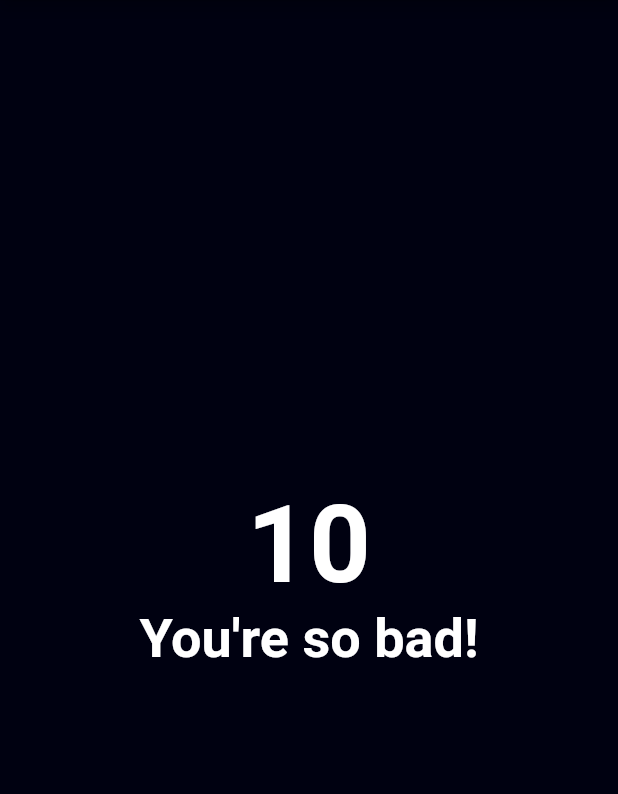
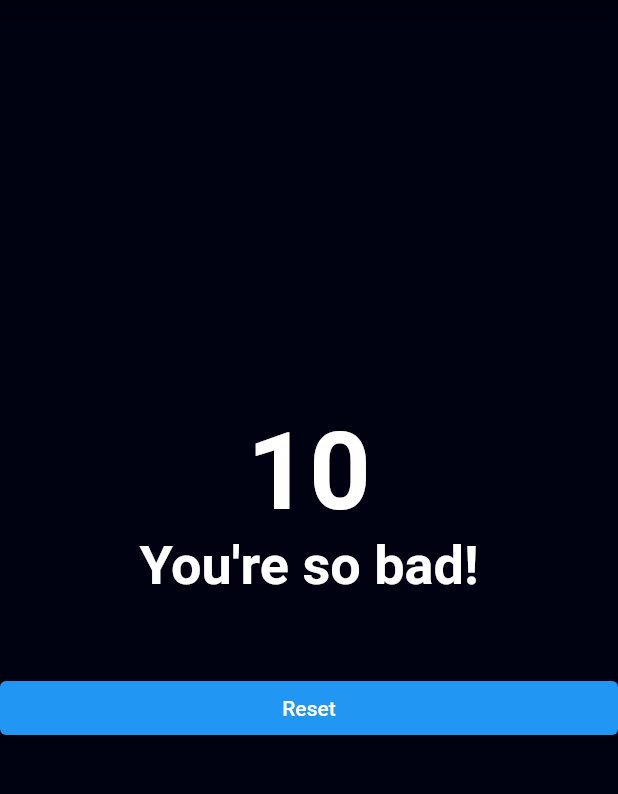
Before and after one commit to Basith-P/Quiz-App, a Flutter app: the screen it shows after launch, after a tap on "Black", after a tap on "Fox", after a tap on "Banana", on a phone screen of 412 x 824 dp, the part 84-878 px from its top. Run offline on Flutter 3.47's test engine with Material 2 defaults, Android fonts, the light colour scheme and no system bars.

Commit message:
Add reset quiz functionality

```diff
--- a/lib/main.dart
+++ b/lib/main.dart
@@ -48,6 +48,13 @@ class _MyAppState extends State<MyApp> {
   var _questionIndex = 0;
   var _totoalScore = 0;
 
+  void _resetQuiz() {
+    setState(() {
+      _questionIndex = 0;
+      _totoalScore = 0;
+    });
+  }
+
   void _answerQuestion(int score) {
     setState(() {
       _questionIndex += 1;
@@ -63,7 +70,8 @@ class _MyAppState extends State<MyApp> {
   Widget build(BuildContext context) {
     return MaterialApp(
       theme: ThemeData.dark(),
-      home: Scaffold(
+      home: SafeArea(
+        child: Scaffold(
           backgroundColor: Color(0xff000111),
           appBar: AppBar(
             title: Text('Personality Quiz'),
@@ -74,7 +82,8 @@ class _MyAppState extends State<MyApp> {
                   questionIndex: _questionIndex,
                   answerQuestion: _answerQuestion,
                 )
-            : Result(_totoalScore),
+              : Result(_totoalScore, _resetQuiz),
+        ),
       ),
     );
   }
--- a/lib/result.dart
+++ b/lib/result.dart
@@ -2,8 +2,9 @@ import 'package:flutter/material.dart';
 
 class Result extends StatelessWidget {
   final int resultScore;
+  final VoidCallback resetHandler;
 
-  Result(this.resultScore);
+  Result(this.resultScore, this.resetHandler);
 
   String get resultPhrase {
     String resultText;
@@ -35,6 +36,12 @@ class Result extends StatelessWidget {
           style: TextStyle(fontSize: 36, fontWeight: FontWeight.bold),
           textAlign: TextAlign.center,
         ),
+        const SizedBox(height: 50),
+        ElevatedButton(
+          style: ElevatedButton.styleFrom(),
+          child: Text('Reset'),
+          onPressed: resetHandler,
+        ),
       ],
     );
   }
```
Lines whose indentation alone changed are shown as unchanged.
